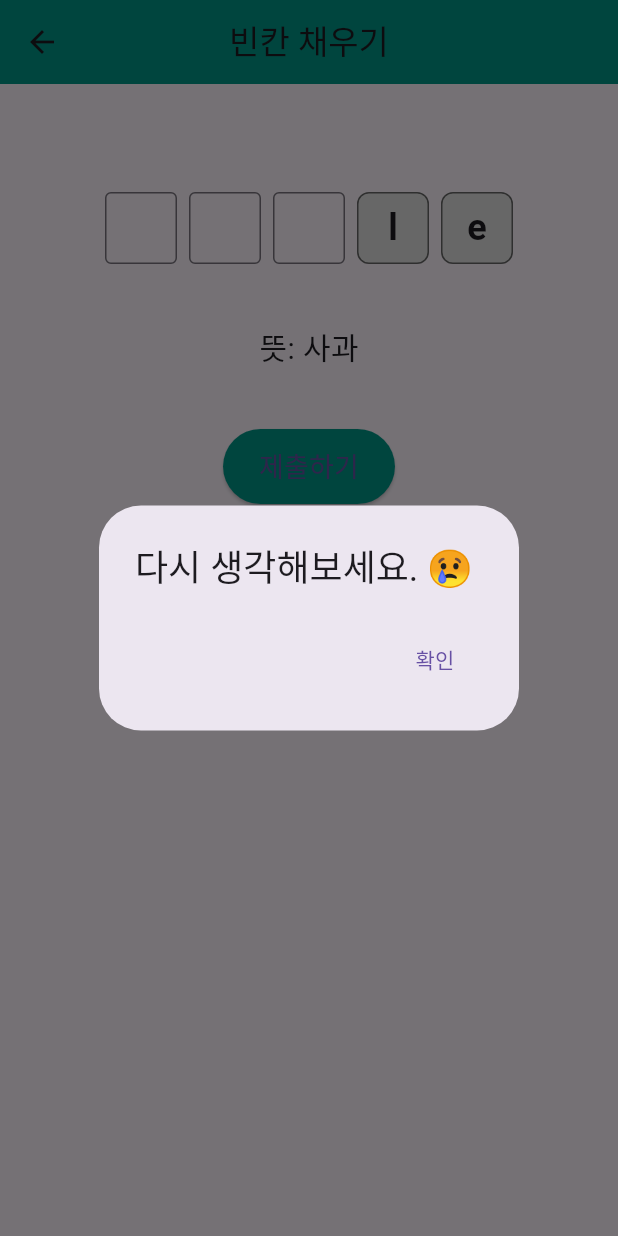
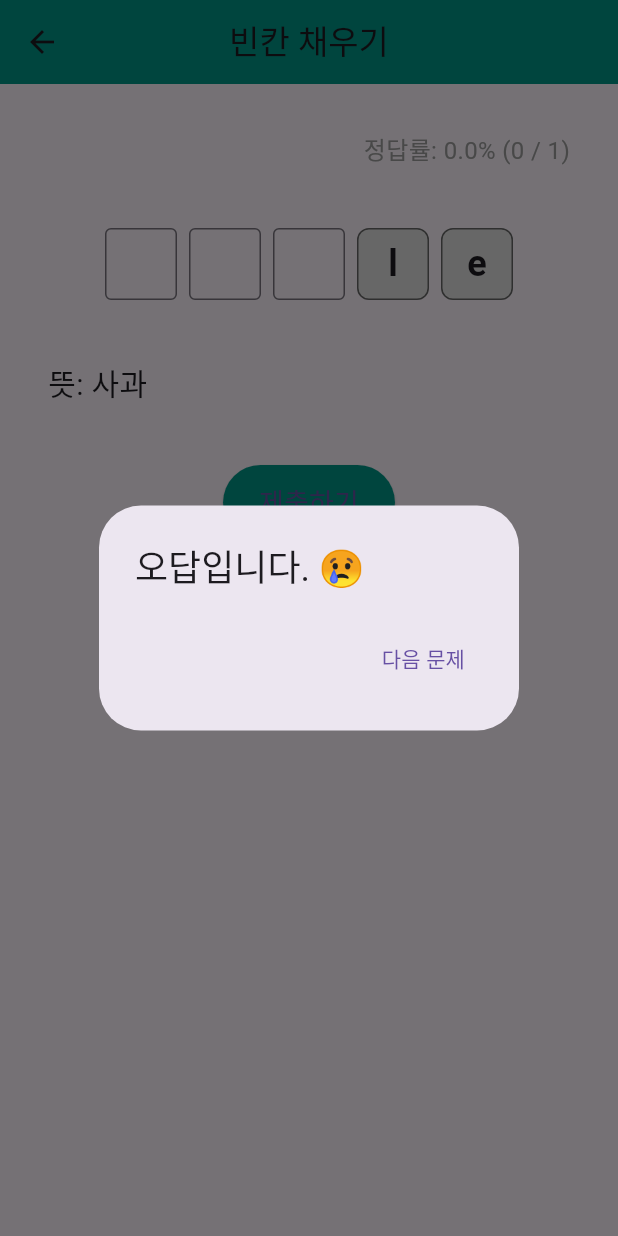
Before and after one commit to kthowns/mobile-dictionary, a Flutter app: the FillBlankPage screen opened directly, after a tap on "제출하기", on a phone screen of 412 x 824 dp. Run offline on Flutter 3.47's test engine with Material 3 defaults, Android fonts, the phone set to English and light mode, and no system bars; statements that could not run were skipped.

Commit message:
feat: 정답률 체크 기능 추가 - 다음 문제 버튼 추가 - 정답률 체크해여 우측 상단에 표시

```diff
--- a/mobidic_flutter/lib/Fill_blank.dart
+++ b/mobidic_flutter/lib/Fill_blank.dart
@@ -7,7 +7,7 @@ class FillBlankPage extends StatefulWidget {
   State<FillBlankPage> createState() => _FillBlankPageState();
 }
 
-class _FillBlankPageState extends State<FillBlankPage> {    //리스트
+class _FillBlankPageState extends State<FillBlankPage> {
   final List<Map<String, dynamic>> quizList = [
     {
       'word': 'apple',
@@ -29,6 +29,8 @@ class _FillBlankPageState extends State<FillBlankPage> {    //리스트
   int currentIndex = 0;
   List<String> userInput = [];
   List<TextEditingController> controllers = [];
+  int totalAttempts = 0;
+  int correctAnswers = 0;
 
   @override
   void initState() {
@@ -52,14 +54,20 @@ class _FillBlankPageState extends State<FillBlankPage> {    //리스트
 
     String answer = '';
     for (int i = 0; i < word.length; i++) {
-      answer += revealed[i] ? word[i] : (userInput[i].toLowerCase());
+      answer += revealed[i] ? word[i] : userInput[i].toLowerCase();
     }
 
-    if (answer == word) {
+    bool isCorrect = answer == word;
+
+    setState(() {
+      totalAttempts++;
+      if (isCorrect) correctAnswers++;
+    });
+
     showDialog(
       context: context,
       builder: (_) => AlertDialog(
-          title: const Text('정답입니다!! 🎉'),
+        title: Text(isCorrect ? '정답입니다!! 🎉' : '오답입니다. 😢'),
         actions: [
           TextButton(
             onPressed: () {
@@ -69,31 +77,21 @@ class _FillBlankPageState extends State<FillBlankPage> {    //리스트
                   currentIndex++;
                   _setupCurrentQuestion();
                 } else {
-                    ScaffoldMessenger.of(context).showSnackBar(
-                      const SnackBar(content: Text("퀴즈 완료!")),
-                    );
+                  // 마지막 문제인 경우: 아무것도 하지 않음
                 }
               });
             },
             child: const Text("다음 문제"),
-            )
-          ],
           ),
-      );
-    } else {
-      showDialog(
-        context: context,
-        builder: (_) => AlertDialog(
-          title: const Text('다시 생각해보세요. 😢'),
-          actions: [
-            TextButton(
-              onPressed: () => Navigator.pop(context),
-              child: const Text('확인'),
-            )
         ],
       ),
     );
   }
+
+  String getAccuracyText() {
+    if (totalAttempts == 0) return "정답률: 0%";
+    double percent = (correctAnswers / totalAttempts) * 100;
+    return "정답률: ${percent.toStringAsFixed(1)}% ($correctAnswers / $totalAttempts)";
   }
 
   @override
@@ -120,7 +118,15 @@ class _FillBlankPageState extends State<FillBlankPage> {    //리스트
       body: Padding(
         padding: const EdgeInsets.all(32.0),
         child: Column(
+          crossAxisAlignment: CrossAxisAlignment.start,
           children: [
+            Align(
+              alignment: Alignment.centerRight,
+              child: Text(
+                getAccuracyText(),
+                style: const TextStyle(fontSize: 16, color: Colors.grey),
+              ),
+            ),
             const SizedBox(height: 40),
             Row(
               mainAxisAlignment: MainAxisAlignment.center,
@@ -135,13 +141,26 @@ class _FillBlankPageState extends State<FillBlankPage> {    //리스트
             const SizedBox(height: 40),
             Text('뜻: $meaning', style: const TextStyle(fontSize: 20)),
             const SizedBox(height: 40),
-            ElevatedButton(
+            Center(
+              child: ElevatedButton(
                 onPressed: checkAnswer,
                 style: ElevatedButton.styleFrom(
                   padding: const EdgeInsets.symmetric(horizontal: 24, vertical: 12),
                   backgroundColor: Colors.teal,
                 ),
                 child: const Text('제출하기', style: TextStyle(fontSize: 18)),
+              ),
+            ),
+            if (currentIndex == quizList.length - 1 &&
+                totalAttempts == quizList.length)
+              const Padding(
+                padding: EdgeInsets.only(top: 20),
+                child: Center(
+                  child: Text(
+                    "🎉 퀴즈 완료!",
+                    style: TextStyle(fontSize: 20, fontWeight: FontWeight.bold),
+                  ),
+                ),
               ),
           ],
         ),
```
Lines whose indentation alone changed are shown as unchanged.
